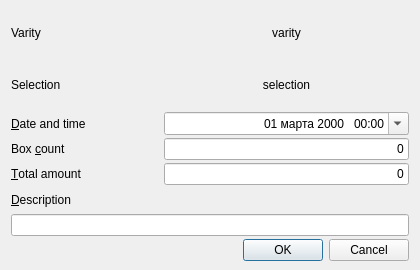
dulobanov/stockroom, file dialogs/load_item/load_item.ui: the form before one commit.
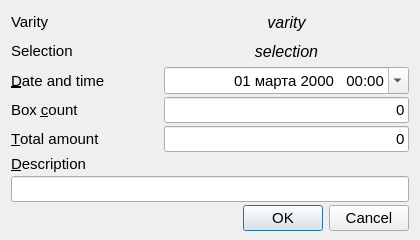
The form after the commit.

Commit message: Fixed errors. Now customer can add Item, load Item. All saves well

```diff
--- a/dialogs/load_item/load_item.ui
+++ b/dialogs/load_item/load_item.ui
@@ -10,11 +10,11 @@
     <x>0</x>
     <y>0</y>
     <width>420</width>
-    <height>270</height>
+    <height>240</height>
    </rect>
   </property>
   <property name="sizePolicy">
-   <sizepolicy hsizetype="Preferred" vsizetype="Preferred">
+   <sizepolicy hsizetype="Preferred" vsizetype="Minimum">
     <horstretch>0</horstretch>
     <verstretch>0</verstretch>
    </sizepolicy>
@@ -22,12 +22,12 @@
   <property name="minimumSize">
    <size>
     <width>420</width>
-    <height>270</height>
+    <height>240</height>
    </size>
   </property>
   <property name="font">
    <font>
-    <pointsize>9</pointsize>
+    <pointsize>11</pointsize>
    </font>
   </property>
   <property name="windowTitle">
@@ -65,6 +65,9 @@
        <property name="text">
         <string>Varity</string>
        </property>
+       <property name="indent">
+        <number>-1</number>
+       </property>
       </widget>
      </item>
      <item>
@@ -75,6 +78,12 @@
          <verstretch>0</verstretch>
         </sizepolicy>
        </property>
+       <property name="font">
+        <font>
+         <pointsize>12</pointsize>
+         <italic>true</italic>
+        </font>
+       </property>
        <property name="text">
         <string>varity</string>
        </property>
@@ -114,6 +123,12 @@
          <verstretch>0</verstretch>
         </sizepolicy>
        </property>
+       <property name="font">
+        <font>
+         <pointsize>12</pointsize>
+         <italic>true</italic>
+        </font>
+       </property>
        <property name="text">
         <string>selection</string>
        </property>
@@ -156,6 +171,12 @@
          <verstretch>0</verstretch>
         </sizepolicy>
        </property>
+       <property name="minimumSize">
+        <size>
+         <width>0</width>
+         <height>25</height>
+        </size>
+       </property>
        <property name="alignment">
         <set>Qt::AlignRight|Qt::AlignTrailing|Qt::AlignVCenter</set>
        </property>
@@ -216,6 +237,12 @@
      </item>
      <item>
       <widget class="QLineEdit" name="box_count">
+       <property name="minimumSize">
+        <size>
+         <width>0</width>
+         <height>25</height>
+        </size>
+       </property>
        <property name="text">
         <string>0</string>
        </property>
@@ -246,6 +273,12 @@
      </item>
      <item>
       <widget class="QLineEdit" name="items_count">
+       <property name="minimumSize">
+        <size>
+         <width>0</width>
+         <height>25</height>
+        </size>
+       </property>
        <property name="text">
         <string>0</string>
        </property>
@@ -275,7 +308,14 @@
       </widget>
      </item>
      <item>
-      <widget class="QLineEdit" name="description"/>
+      <widget class="QLineEdit" name="description">
+       <property name="minimumSize">
+        <size>
+         <width>0</width>
+         <height>25</height>
+        </size>
+       </property>
+      </widget>
      </item>
     </layout>
    </item>
```
Left out of the diff: 20 changed lines with no effect on the pictures. The commit also changes 16 other files.
